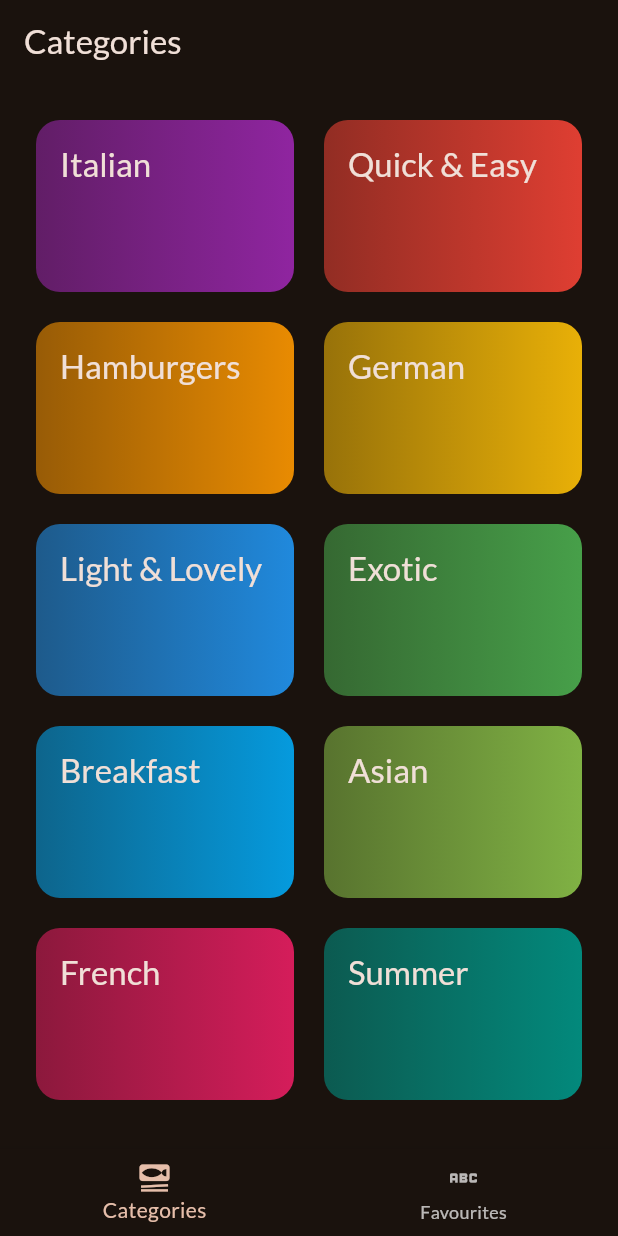
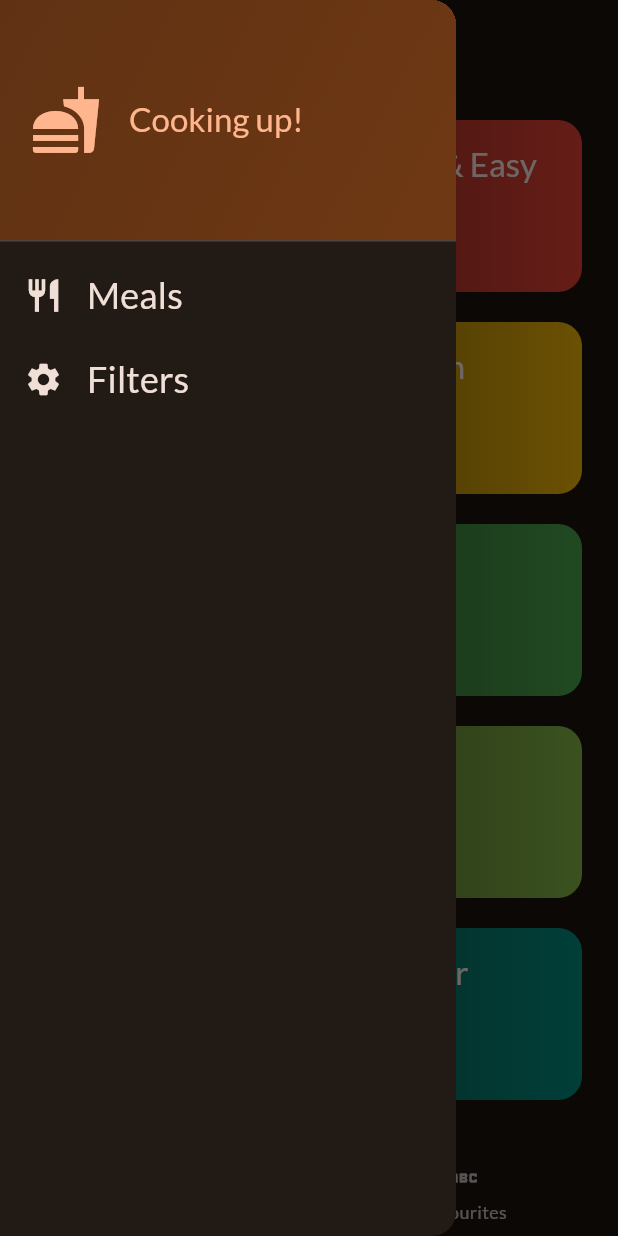
Before and after one commit to ZeeshanShabbir/meals, a Flutter app: the screen it shows after launch, with the side drawer open (before the commit the screen has no drawer), on a phone screen of 412 x 824 dp. Run offline on Flutter 3.47's test engine with Material 3 defaults, Android fonts, the phone set to English and light mode, and no system bars; our stand-ins replace google_fonts, transparent_image; missing offline and left inert: dart:ffi.

Commit message:
Added filter screen with callbacks

```diff
--- a/lib/main.dart
+++ b/lib/main.dart
@@ -1,7 +1,6 @@
 import 'package:flutter/material.dart';
 
 import 'package:google_fonts/google_fonts.dart';
-import 'package:meals/screens/categories.dart';
 import 'package:meals/screens/tabs.dart';
 
 final theme = ThemeData(
--- a/lib/screens/categories.dart
+++ b/lib/screens/categories.dart
@@ -1,11 +1,14 @@
 import 'package:flutter/material.dart';
 import 'package:meals/data/dummy_data.dart';
 import 'package:meals/models/category.dart';
+import 'package:meals/models/meal.dart';
 import 'package:meals/screens/meals.dart';
 import 'package:meals/widgets/category_grid_item.dart';
 
 class CategoriesScreen extends StatelessWidget {
-  const CategoriesScreen({super.key});
+  const CategoriesScreen({super.key, required this.onToggleFavourite});
+
+  final void Function(Meal meal) onToggleFavourite;
 
   void _selectCategory(BuildContext context, Category category) {
     var filterdMeals = dummyMeals
@@ -15,8 +18,11 @@ class CategoriesScreen extends StatelessWidget {
     Navigator.push(
       context,
       MaterialPageRoute(
-        builder: (ctx) =>
-            MealsScreen(title: category.title, meals: filterdMeals),
+        builder: (ctx) => MealsScreen(
+          title: category.title,
+          meals: filterdMeals,
+          onToggleFavourite: onToggleFavourite,
+        ),
       ),
     );
   }
--- /dev/null
+++ b/lib/widgets/main_drawer.dart
@@ -0,0 +1,82 @@
+import 'package:flutter/material.dart';
+
+class MainDrawer extends StatelessWidget {
+  const MainDrawer({super.key, required this.onSelectScreen});
+
+  final Function(String indentifier) onSelectScreen;
+
+  @override
+  Widget build(BuildContext context) {
+    return Drawer(
+      child: Column(
+        children: [
+          DrawerHeader(
+            padding: const EdgeInsets.all(20),
+            decoration: BoxDecoration(
+              gradient: LinearGradient(
+                colors: [
+                  Theme.of(context).colorScheme.primaryContainer,
+                  Theme.of(
+                    context,
+                  ).colorScheme.primaryContainer.withOpacity(0.8),
+                ],
+                end: Alignment.topLeft,
+                begin: Alignment.bottomRight,
+              ),
+            ),
+            child: Row(
+              children: [
+                Icon(
+                  Icons.fastfood,
+                  size: 48,
+                  color: Theme.of(context).colorScheme.primary,
+                ),
+                SizedBox(width: 18),
+                Text(
+                  'Cooking up!',
+                  style: Theme.of(context).textTheme.titleLarge!.copyWith(
+                    color: Theme.of(context).colorScheme.primary,
+                  ),
+                ),
+              ],
+            ),
+          ),
+          ListTile(
+            leading: Icon(
+              Icons.restaurant,
+              size: 26,
+              color: Theme.of(context).colorScheme.onSurface,
+            ),
+            title: Text(
+              'Meals',
+              style: Theme.of(context).textTheme.titleSmall!.copyWith(
+                color: Theme.of(context).colorScheme.onSurface,
+                fontSize: 24,
+              ),
+            ),
+            onTap: () {
+              onSelectScreen('meals');
+            },
+          ),
+          ListTile(
+            leading: Icon(
+              Icons.settings,
+              size: 26,
+              color: Theme.of(context).colorScheme.onSurface,
+            ),
+            title: Text(
+              'Filters',
+              style: Theme.of(context).textTheme.titleSmall!.copyWith(
+                color: Theme.of(context).colorScheme.onSurface,
+                fontSize: 24,
+              ),
+            ),
+            onTap: () {
+              onSelectScreen('filters');
+            },
+          ),
+        ],
+      ),
+    );
+  }
+}
```
Also changed, not shown: lib/screens/filters.dart (added, +130 -0 lines), lib/screens/meal_detail.dart (+18 -2 lines), lib/screens/meals.dart (+18 -4 lines), lib/screens/tabs.dart (+58 -3 lines).
